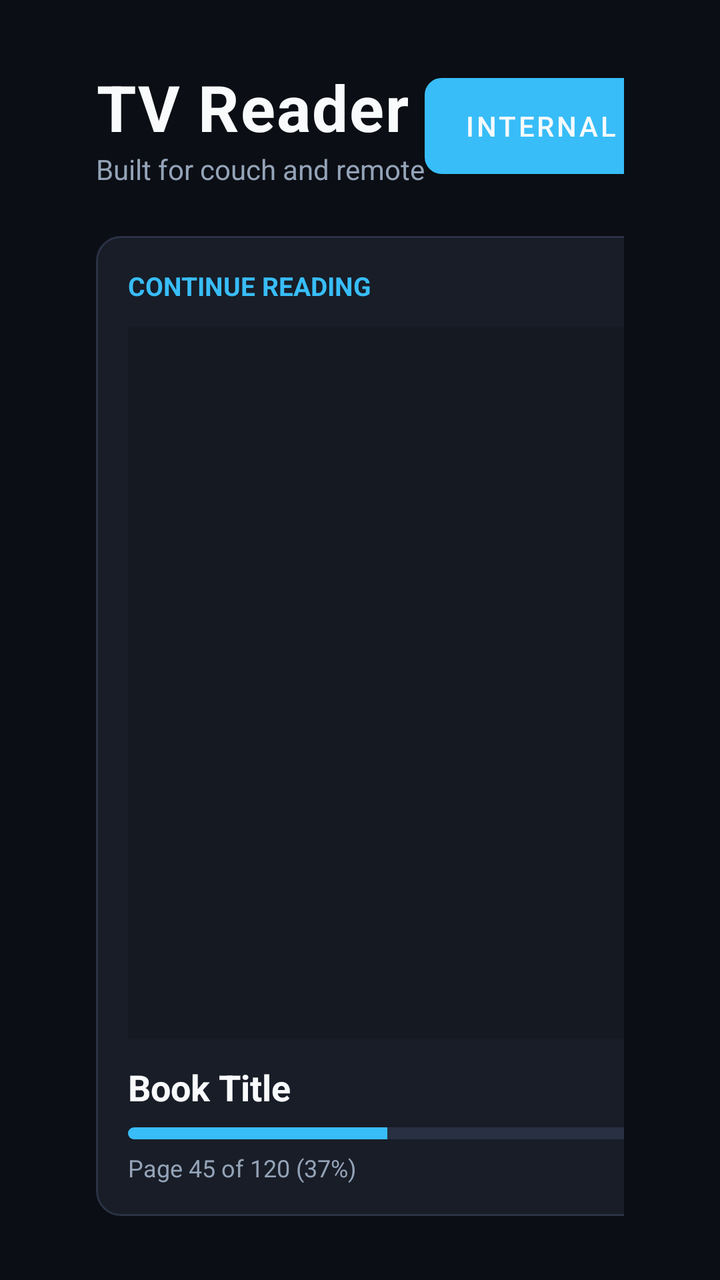
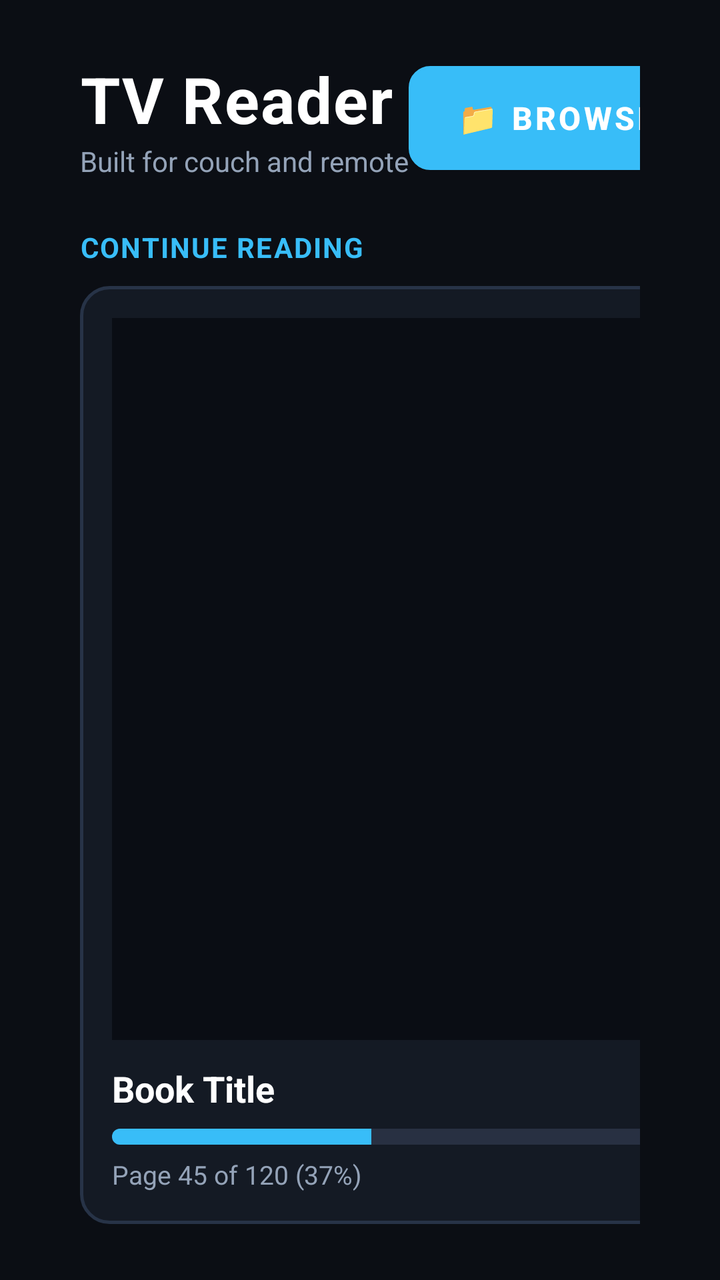

Compare the two renders of this Android layout. The source of the first and the diff that turns it into the second are given below.
<!-- AndroidManifest.xml: application theme Theme.TvReader -->
<!-- res/layout/activity_main.xml -->
<?xml version="1.0" encoding="utf-8"?>
<LinearLayout xmlns:android="http://schemas.android.com/apk/res/android"
    xmlns:app="http://schemas.android.com/apk/res-auto"
    xmlns:tools="http://schemas.android.com/tools"
    android:layout_width="match_parent"
    android:layout_height="match_parent"
    android:orientation="vertical"
    android:background="@color/bg_main"
    android:paddingStart="48dp"
    android:paddingEnd="48dp"
    android:paddingTop="32dp"
    android:paddingBottom="32dp">

    
    <LinearLayout
        android:layout_width="match_parent"
        android:layout_height="wrap_content"
        android:orientation="horizontal"
        android:gravity="center_vertical"
        android:layout_marginBottom="24dp">

        <LinearLayout
            android:layout_width="0dp"
            android:layout_height="wrap_content"
            android:layout_weight="1"
            android:orientation="vertical">

            <TextView
                android:layout_width="wrap_content"
                android:layout_height="wrap_content"
                android:text="@string/app_name"
                android:textColor="@color/text_primary"
                android:textSize="32sp"
                android:textStyle="bold"
                android:letterSpacing="0.02" />

            <TextView
                android:layout_width="wrap_content"
                android:layout_height="wrap_content"
                android:text="@string/tagline"
                android:textColor="@color/text_secondary"
                android:textSize="14sp" />
        </LinearLayout>

        
        <LinearLayout
            android:layout_width="wrap_content"
            android:layout_height="wrap_content"
            android:orientation="horizontal">

            <Button
                android:id="@+id/btnBrowseStorage"
                android:layout_width="wrap_content"
                android:layout_height="48dp"
                android:text="@string/internal_storage"
                android:textColor="@color/text_primary"
                android:textSize="14sp"
                android:background="@drawable/focus_button_bg"
                android:paddingStart="20dp"
                android:paddingEnd="20dp"
                android:focusable="true"
                android:nextFocusDown="@+id/heroCard"
                android:layout_marginEnd="12dp" />

            <Button
                android:id="@+id/btnBrowseUsb"
                android:layout_width="wrap_content"
                android:layout_height="48dp"
                android:text="@string/usb_storage"
                android:textColor="@color/text_primary"
                android:textSize="14sp"
                android:background="@drawable/focus_button_bg"
                android:paddingStart="20dp"
                android:paddingEnd="20dp"
                android:focusable="true"
                android:nextFocusDown="@+id/heroCard"
                android:layout_marginEnd="12dp" />

            <Button
                android:id="@+id/btnSort"
                android:layout_width="wrap_content"
                android:layout_height="48dp"
                android:text="@string/sort_recent"
                android:textColor="@color/text_secondary"
                android:textSize="14sp"
                android:background="@drawable/focus_button_bg"
                android:paddingStart="16dp"
                android:paddingEnd="16dp"
                android:focusable="true"
                android:nextFocusDown="@+id/heroCard" />
        </LinearLayout>
    </LinearLayout>

    
    <LinearLayout
        android:layout_width="match_parent"
        android:layout_height="0dp"
        android:layout_weight="1"
        android:orientation="horizontal">

        
        <FrameLayout
            android:id="@+id/heroCard"
            android:layout_width="320dp"
            android:layout_height="match_parent"
            android:background="@drawable/focus_card_bg"
            android:padding="16dp"
            android:focusable="true"
            android:clickable="true"
            android:layout_marginEnd="32dp">

            <LinearLayout
                android:id="@+id/heroContent"
                android:layout_width="match_parent"
                android:layout_height="match_parent"
                android:orientation="vertical">

                <TextView
                    android:layout_width="wrap_content"
                    android:layout_height="wrap_content"
                    android:text="@string/continue_reading"
                    android:textColor="@color/accent_blue"
                    android:textSize="13sp"
                    android:textStyle="bold"
                    android:textAllCaps="true"
                    android:layout_marginBottom="12dp" />

                
                <ImageView
                    android:id="@+id/heroCover"
                    android:layout_width="match_parent"
                    android:layout_height="0dp"
                    android:layout_weight="1"
                    android:scaleType="fitCenter"
                    android:background="@color/bg_surface"
                    android:contentDescription="Book Cover" />

                <TextView
                    android:id="@+id/heroTitle"
                    android:layout_width="match_parent"
                    android:layout_height="wrap_content"
                    android:text="Book Title"
                    android:textColor="@color/text_primary"
                    android:textSize="18sp"
                    android:textStyle="bold"
                    android:maxLines="2"
                    android:ellipsize="end"
                    android:layout_marginTop="12dp" />

                <ProgressBar
                    android:id="@+id/heroProgressBar"
                    style="@android:style/Widget.ProgressBar.Horizontal"
                    android:layout_width="match_parent"
                    android:layout_height="6dp"
                    android:layout_marginTop="8dp"
                    android:max="100"
                    android:progress="45"
                    android:progressBackgroundTint="@color/progress_track"
                    android:progressTint="@color/progress_indicator" />

                <TextView
                    android:id="@+id/heroProgressText"
                    android:layout_width="wrap_content"
                    android:layout_height="wrap_content"
                    android:text="Page 45 of 120 (37%)"
                    android:textColor="@color/text_secondary"
                    android:textSize="12sp"
                    android:layout_marginTop="6dp" />
            </LinearLayout>

            <TextView
                android:id="@+id/heroEmptyText"
                android:layout_width="match_parent"
                android:layout_height="match_parent"
                android:gravity="center"
                android:text="@string/no_recent_books"
                android:textColor="@color/text_muted"
                android:textSize="14sp"
                android:visibility="gone" />
        </FrameLayout>

        
        <LinearLayout
            android:layout_width="0dp"
            android:layout_height="match_parent"
            android:layout_weight="1"
            android:orientation="vertical">

            <TextView
                android:id="@+id/libraryHeader"
                android:layout_width="wrap_content"
                android:layout_height="wrap_content"
                android:text="@string/library"
                android:textColor="@color/text_secondary"
                android:textSize="16sp"
                android:textStyle="bold"
                android:layout_marginBottom="12dp" />

            <androidx.recyclerview.widget.RecyclerView
                android:id="@+id/rvLibrary"
                android:layout_width="match_parent"
                android:layout_height="match_parent"
                android:clipToPadding="false"
                android:scrollbars="vertical"
                android:scrollbarThumbVertical="@color/accent_blue" />
        </LinearLayout>
    </LinearLayout>

</LinearLayout>
<!-- resources referenced by this layout -->
<resources>
  <color name="accent_blue">#38BDF8</color>
  <color name="bg_main">#0B0E14</color>
  <color name="bg_surface">#151922</color>
  <color name="progress_indicator">#38BDF8</color>
  <color name="progress_track">#283042</color>
  <color name="text_muted">#64748B</color>
  <color name="text_primary">#F8FAFC</color>
  <color name="text_secondary">#94A3B8</color>
  <!-- drawable focus_button_bg (drawable) -->
  <?xml version="1.0" encoding="utf-8"?>
  <selector xmlns:android="http://schemas.android.com/apk/res/android">
      <item android:state_focused="true">
          <shape android:shape="rectangle">
              <solid android:color="@color/accent_blue" />
              <stroke android:width="2dp" android:color="#FFFFFF" />
              <corners android:radius="8dp" />
          </shape>
      </item>
      <item>
          <shape android:shape="rectangle">
              <solid android:color="@color/bg_surface_elevated" />
              <stroke android:width="1dp" android:color="@color/border_subtle" />
              <corners android:radius="8dp" />
          </shape>
      </item>
  </selector>
  <!-- drawable focus_card_bg (drawable) -->
  <?xml version="1.0" encoding="utf-8"?>
  <selector xmlns:android="http://schemas.android.com/apk/res/android">
      <item android:state_focused="true">
          <shape android:shape="rectangle">
              <solid android:color="@color/bg_card_focused" />
              <stroke android:width="3dp" android:color="@color/border_focused" />
              <corners android:radius="12dp" />
          </shape>
      </item>
      <item>
          <shape android:shape="rectangle">
              <solid android:color="@color/bg_card" />
              <stroke android:width="1dp" android:color="@color/border_subtle" />
              <corners android:radius="12dp" />
          </shape>
      </item>
  </selector>
  <string name="app_name">TV Reader</string>
  <string name="continue_reading">Continue Reading</string>
  <string name="internal_storage">Internal Storage</string>
  <string name="library">Library</string>
  <string name="no_recent_books">No recent books yet. Browse internal storage or USB to open a PDF!</string>
  <string name="sort_recent">Sort by Last Opened</string>
  <string name="tagline">Built for couch and remote</string>
  <string name="usb_storage">USB Drives</string>
  <style name="Theme.TvReader" parent="Theme.MaterialComponents.NoActionBar">
          
          <item name="android:windowBackground">@color/bg_main</item>
          <item name="android:statusBarColor">@color/bg_main</item>
          <item name="android:navigationBarColor">@color/bg_main</item>
          <item name="android:windowNoTitle">true</item>
          <item name="android:windowFullscreen">true</item>
  
          
          <item name="colorPrimary">@color/accent_blue</item>
          <item name="colorSecondary">@color/accent_teal</item>
          <item name="colorSurface">@color/bg_surface</item>
          <item name="colorOnSurface">@color/text_primary</item>
          <item name="colorOnPrimary">@color/bg_main</item>
  
          
          <item name="android:defaultFocusHighlightEnabled">false</item>
      </style>
  <color name="bg_surface_elevated">#1E2330</color>
  <color name="border_subtle">#2A3245</color>
  <color name="bg_card_focused">#252C3D</color>
  <color name="border_focused">#38BDF8</color>
  <color name="bg_card">#181D27</color>
  <color name="accent_teal">#2DD4BF</color>
</resources>

<!-- the commit's change to res/layout/activity_main.xml (unified diff, before → after) -->
@@ -6,10 +6,10 @@
     android:layout_height="match_parent"
     android:orientation="vertical"
     android:background="@color/bg_main"
-    android:paddingStart="48dp"
-    android:paddingEnd="48dp"
-    android:paddingTop="32dp"
-    android:paddingBottom="32dp">
+    android:paddingStart="40dp"
+    android:paddingEnd="40dp"
+    android:paddingTop="28dp"
+    android:paddingBottom="28dp">
 
     
     <LinearLayout
@@ -29,7 +29,7 @@
                 android:layout_width="wrap_content"
                 android:layout_height="wrap_content"
                 android:text="@string/app_name"
-                android:textColor="@color/text_primary"
+                android:textColor="#FFFFFF"
                 android:textSize="32sp"
                 android:textStyle="bold"
                 android:letterSpacing="0.02" />
@@ -49,45 +49,35 @@
             android:orientation="horizontal">
 
             <Button
-                android:id="@+id/btnBrowseStorage"
-                android:layout_width="wrap_content"
-                android:layout_height="48dp"
-                android:text="@string/internal_storage"
-                android:textColor="@color/text_primary"
-                android:textSize="14sp"
+                android:id="@+id/btnBrowseFiles"
+                android:layout_width="wrap_content"
+                android:layout_height="52dp"
+                android:text="📁 Browse Files"
+                android:textColor="@color/btn_focus_text_color"
+                android:textSize="16sp"
+                android:textStyle="bold"
                 android:background="@drawable/focus_button_bg"
-                android:paddingStart="20dp"
-                android:paddingEnd="20dp"
+                android:paddingStart="24dp"
+                android:paddingEnd="24dp"
                 android:focusable="true"
                 android:nextFocusDown="@+id/heroCard"
-                android:layout_marginEnd="12dp" />
+                android:nextFocusRight="@+id/btnLibrary"
+                android:layout_marginEnd="16dp" />
 
             <Button
-                android:id="@+id/btnBrowseUsb"
-                android:layout_width="wrap_content"
-                android:layout_height="48dp"
-                android:text="@string/usb_storage"
-                android:textColor="@color/text_primary"
-                android:textSize="14sp"
+                android:id="@+id/btnLibrary"
+                android:layout_width="wrap_content"
+                android:layout_height="52dp"
+                android:text="📚 Library"
+                android:textColor="@color/btn_focus_text_color"
+                android:textSize="16sp"
+                android:textStyle="bold"
                 android:background="@drawable/focus_button_bg"
-                android:paddingStart="20dp"
-                android:paddingEnd="20dp"
+                android:paddingStart="24dp"
+                android:paddingEnd="24dp"
                 android:focusable="true"
                 android:nextFocusDown="@+id/heroCard"
-                android:layout_marginEnd="12dp" />
-
-            <Button
-                android:id="@+id/btnSort"
-                android:layout_width="wrap_content"
-                android:layout_height="48dp"
-                android:text="@string/sort_recent"
-                android:textColor="@color/text_secondary"
-                android:textSize="14sp"
-                android:background="@drawable/focus_button_bg"
-                android:paddingStart="16dp"
-                android:paddingEnd="16dp"
-                android:focusable="true"
-                android:nextFocusDown="@+id/heroCard" />
+                android:nextFocusLeft="@+id/btnBrowseFiles" />
         </LinearLayout>
     </LinearLayout>
 
@@ -99,85 +89,123 @@
         android:orientation="horizontal">
 
         
-        <FrameLayout
-            android:id="@+id/heroCard"
+        <LinearLayout
             android:layout_width="320dp"
             android:layout_height="match_parent"
-            android:background="@drawable/focus_card_bg"
-            android:padding="16dp"
-            android:focusable="true"
-            android:clickable="true"
+            android:orientation="vertical"
             android:layout_marginEnd="32dp">
 
-            <LinearLayout
-                android:id="@+id/heroContent"
+            <TextView
+                android:layout_width="wrap_content"
+                android:layout_height="wrap_content"
+                android:text="@string/continue_reading"
+                android:textColor="@color/accent_blue"
+                android:textSize="14sp"
+                android:textStyle="bold"
+                android:textAllCaps="true"
+                android:letterSpacing="0.05"
+                android:layout_marginBottom="10dp" />
+
+            <FrameLayout
+                android:id="@+id/heroCard"
                 android:layout_width="match_parent"
                 android:layout_height="match_parent"
-                android:orientation="vertical">
-
-                <TextView
-                    android:layout_width="wrap_content"
-                    android:layout_height="wrap_content"
-                    android:text="@string/continue_reading"
-                    android:textColor="@color/accent_blue"
-                    android:textSize="13sp"
-                    android:textStyle="bold"
-                    android:textAllCaps="true"
-                    android:layout_marginBottom="12dp" />
+                android:background="@drawable/focus_card_bg"
+                android:padding="16dp"
+                android:focusable="true"
+                android:clickable="true"
+                android:nextFocusUp="@+id/btnBrowseFiles"
+                android:nextFocusRight="@+id/rvRecentBooks">
+
+                <LinearLayout
+                    android:id="@+id/heroContent"
+                    android:layout_width="match_parent"
+                    android:layout_height="match_parent"
+                    android:orientation="vertical">
+
+                    
+                    <ImageView
+                        android:id="@+id/heroCover"
+                        android:layout_width="match_parent"
+                        android:layout_height="0dp"
+                        android:layout_weight="1"
+                        android:scaleType="fitCenter"
+                        android:background="#0A0D14"
+                        android:contentDescription="Book Cover" />
+
+                    
+                    <TextView
+                        android:id="@+id/heroTitle"
+                        android:layout_width="match_parent"
+                        android:layout_height="wrap_content"
+                        android:text="Book Title"
+                        android:textColor="#FFFFFF"
+                        android:textSize="18sp"
+                        android:textStyle="bold"
+                        android:maxLines="2"
+                        android:ellipsize="end"
+                        android:layout_marginTop="12dp" />
+
+                    
+                    <ProgressBar
+                        android:id="@+id/heroProgressBar"
+                        style="@android:style/Widget.ProgressBar.Horizontal"
+                        android:layout_width="match_parent"
+                        android:layout_height="8dp"
+                        android:layout_marginTop="8dp"
+                        android:max="100"
+                        android:progress="45"
+                        android:progressBackgroundTint="@color/progress_track"
+                        android:progressTint="@color/progress_indicator" />
+
+                    
+                    <TextView
+                        android:id="@+id/heroProgressText"
+                        android:layout_width="wrap_content"
+                        android:layout_height="wrap_content"
+                        android:text="Page 45 of 120 (37%)"
+                        android:textColor="@color/text_secondary"
+                        android:textSize="13sp"
+                        android:layout_marginTop="6dp" />
+                </LinearLayout>
 
                 
-                <ImageView
-                    android:id="@+id/heroCover"
-                    android:layout_width="match_parent"
-                    android:layout_height="0dp"
-                    android:layout_weight="1"
-                    android:scaleType="fitCenter"
-                    android:background="@color/bg_surface"
-                    android:contentDescription="Book Cover" />
-
-                <TextView
-                    android:id="@+id/heroTitle"
-                    android:layout_width="match_parent"
-                    android:layout_height="wrap_content"
-                    android:text="Book Title"
-                    android:textColor="@color/text_primary"
-                    android:textSize="18sp"
-                    android:textStyle="bold"
-                    android:maxLines="2"
-                    android:ellipsize="end"
-                    android:layout_marginTop="12dp" />
-
-                <ProgressBar
-                    android:id="@+id/heroProgressBar"
-                    style="@android:style/Widget.ProgressBar.Horizontal"
-                    android:layout_width="match_parent"
-                    android:layout_height="6dp"
-                    android:layout_marginTop="8dp"
-                    android:max="100"
-                    android:progress="45"
-                    android:progressBackgroundTint="@color/progress_track"
-                    android:progressTint="@color/progress_indicator" />
-
-                <TextView
-                    android:id="@+id/heroProgressText"
-                    android:layout_width="wrap_content"
-                    android:layout_height="wrap_content"
-                    android:text="Page 45 of 120 (37%)"
-                    android:textColor="@color/text_secondary"
-                    android:textSize="12sp"
-                    android:layout_marginTop="6dp" />
-            </LinearLayout>
-
-            <TextView
-                android:id="@+id/heroEmptyText"
-                android:layout_width="match_parent"
-                android:layout_height="match_parent"
-                android:gravity="center"
-                android:text="@string/no_recent_books"
-                android:textColor="@color/text_muted"
-                android:textSize="14sp"
-                android:visibility="gone" />
-        </FrameLayout>
+                <LinearLayout
+                    android:id="@+id/heroEmptyLayout"
+                    android:layout_width="match_parent"
+                    android:layout_height="match_parent"
+                    android:orientation="vertical"
+                    android:gravity="center"
+                    android:padding="16dp"
+                    android:visibility="gone">
+
+                    <TextView
+                        android:layout_width="wrap_content"
+                        android:layout_height="wrap_content"
+                        android:text="📖"
+                        android:textSize="48sp"
+                        android:layout_marginBottom="12dp" />
+
+                    <TextView
+                        android:layout_width="wrap_content"
+                        android:layout_height="wrap_content"
+                        android:text="No document opened yet"
+                        android:textColor="#FFFFFF"
+                        android:textSize="16sp"
+                        android:textStyle="bold"
+                        android:gravity="center" />
+
+                    <TextView
+                        android:layout_width="wrap_content"
+                        android:layout_height="wrap_content"
+                        android:text="Click Browse Files above to choose a PDF from Storage or USB."
+                        android:textColor="@color/text_secondary"
+                        android:textSize="12sp"
+                        android:gravity="center"
+                        android:layout_marginTop="6dp" />
+                </LinearLayout>
+            </FrameLayout>
+        </LinearLayout>
 
         
         <LinearLayout
@@ -186,23 +214,76 @@
             android:layout_weight="1"
             android:orientation="vertical">
 
-            <TextView
-                android:id="@+id/libraryHeader"
-                android:layout_width="wrap_content"
-                android:layout_height="wrap_content"
-                android:text="@string/library"
-                android:textColor="@color/text_secondary"
-                android:textSize="16sp"
-                android:textStyle="bold"
-                android:layout_marginBottom="12dp" />
-
-            <androidx.recyclerview.widget.RecyclerView
-                android:id="@+id/rvLibrary"
+            <LinearLayout
                 android:layout_width="match_parent"
-                android:layout_height="match_parent"
-                android:clipToPadding="false"
-                android:scrollbars="vertical"
-                android:scrollbarThumbVertical="@color/accent_blue" />
+                android:layout_height="wrap_content"
+                android:orientation="horizontal"
+                android:gravity="center_vertical"
+                android:layout_marginBottom="10dp">
+
+                <TextView
+                    android:id="@+id/sectionTitle"
+                    android:layout_width="0dp"
+                    android:layout_height="wrap_content"
+                    android:layout_weight="1"
+                    android:text="Recent Books"
+                    android:textColor="#FFFFFF"
+                    android:textSize="18sp"
+                    android:textStyle="bold" />
+
+                <TextView
+                    android:id="@+id/tvBookCount"
+                    android:layout_width="wrap_content"
+                    android:layout_height="wrap_content"
+                    android:text="0 documents"
+                    android:textColor="@color/text_secondary"
+                    android:textSize="13sp" />
+            </LinearLayout>
+
+            <FrameLayout
+                android:layout_width="match_parent"
+                android:layout_height="match_parent">
+
+                <androidx.recyclerview.widget.RecyclerView
+                    android:id="@+id/rvRecentBooks"
+                    android:layout_width="match_parent"
+                    android:layout_height="match_parent"
+                    android:clipToPadding="false"
+                    android:scrollbars="vertical"
+                    android:nextFocusLeft="@+id/heroCard"
+                    android:nextFocusUp="@+id/btnLibrary" />
+
+                
+                <LinearLayout
+                    android:id="@+id/recentEmptyLayout"
+                    android:layout_width="match_parent"
+                    android:layout_height="match_parent"
+                    android:gravity="center"
+                    android:orientation="vertical"
+                    android:visibility="gone">
+
+                    <TextView
+                        android:layout_width="wrap_content"
+                        android:layout_height="wrap_content"
+                        android:text="No PDF files in Recent list."
+                        android:textColor="@color/text_secondary"
+                        android:textSize="15sp" />
+
+                    <Button
+                        android:id="@+id/btnScanStorage"
+                        android:layout_width="wrap_content"
+                        android:layout_height="48dp"
+                        android:text="🔍 Auto-Scan Device for PDFs"
+                        android:textColor="@color/btn_focus_text_color"
+                        android:textSize="14sp"
+                        android:textStyle="bold"
+                        android:background="@drawable/focus_button_bg"
+                        android:paddingStart="20dp"
+                        android:paddingEnd="20dp"
+                        android:focusable="true"
+                        android:layout_marginTop="16dp" />
+                </LinearLayout>
+            </FrameLayout>
         </LinearLayout>
     </LinearLayout>
 
<!-- resource entries referenced after the edit -->
@@ -5,7 +5,6 @@
   <color name="bg_surface">#151922</color>
   <color name="progress_indicator">#38BDF8</color>
   <color name="progress_track">#283042</color>
-  <color name="text_muted">#64748B</color>
   <color name="text_primary">#F8FAFC</color>
   <color name="text_secondary">#94A3B8</color>
   <!-- drawable focus_button_bg (drawable) -->
@@ -13,16 +12,23 @@
   <selector xmlns:android="http://schemas.android.com/apk/res/android">
       <item android:state_focused="true">
           <shape android:shape="rectangle">
-              <solid android:color="@color/accent_blue" />
-              <stroke android:width="2dp" android:color="#FFFFFF" />
-              <corners android:radius="8dp" />
+              <solid android:color="#38BDF8" />
+              <stroke android:width="3dp" android:color="#FFFFFF" />
+              <corners android:radius="10dp" />
+          </shape>
+      </item>
+      <item android:state_pressed="true">
+          <shape android:shape="rectangle">
+              <solid android:color="#0284C7" />
+              <stroke android:width="3dp" android:color="#FFFFFF" />
+              <corners android:radius="10dp" />
           </shape>
       </item>
       <item>
           <shape android:shape="rectangle">
-              <solid android:color="@color/bg_surface_elevated" />
-              <stroke android:width="1dp" android:color="@color/border_subtle" />
-              <corners android:radius="8dp" />
+              <solid android:color="#1F2937" />
+              <stroke android:width="1.5dp" android:color="#374151" />
+              <corners android:radius="10dp" />
           </shape>
       </item>
   </selector>
@@ -31,27 +37,22 @@
   <selector xmlns:android="http://schemas.android.com/apk/res/android">
       <item android:state_focused="true">
           <shape android:shape="rectangle">
-              <solid android:color="@color/bg_card_focused" />
-              <stroke android:width="3dp" android:color="@color/border_focused" />
-              <corners android:radius="12dp" />
+              <solid android:color="#232E42" />
+              <stroke android:width="3.5dp" android:color="#38BDF8" />
+              <corners android:radius="14dp" />
           </shape>
       </item>
       <item>
           <shape android:shape="rectangle">
-              <solid android:color="@color/bg_card" />
-              <stroke android:width="1dp" android:color="@color/border_subtle" />
-              <corners android:radius="12dp" />
+              <solid android:color="#141A24" />
+              <stroke android:width="1.5dp" android:color="#273347" />
+              <corners android:radius="14dp" />
           </shape>
       </item>
   </selector>
   <string name="app_name">TV Reader</string>
   <string name="continue_reading">Continue Reading</string>
-  <string name="internal_storage">Internal Storage</string>
-  <string name="library">Library</string>
-  <string name="no_recent_books">No recent books yet. Browse internal storage or USB to open a PDF!</string>
-  <string name="sort_recent">Sort by Last Opened</string>
   <string name="tagline">Built for couch and remote</string>
-  <string name="usb_storage">USB Drives</string>
   <style name="Theme.TvReader" parent="Theme.MaterialComponents.NoActionBar">
           
           <item name="android:windowBackground">@color/bg_main</item>
@@ -70,11 +71,6 @@
           
           <item name="android:defaultFocusHighlightEnabled">false</item>
       </style>
-  <color name="bg_surface_elevated">#1E2330</color>
-  <color name="border_subtle">#2A3245</color>
-  <color name="bg_card_focused">#252C3D</color>
-  <color name="border_focused">#38BDF8</color>
-  <color name="bg_card">#181D27</color>
   <color name="accent_teal">#2DD4BF</color>
 </resources>
 
